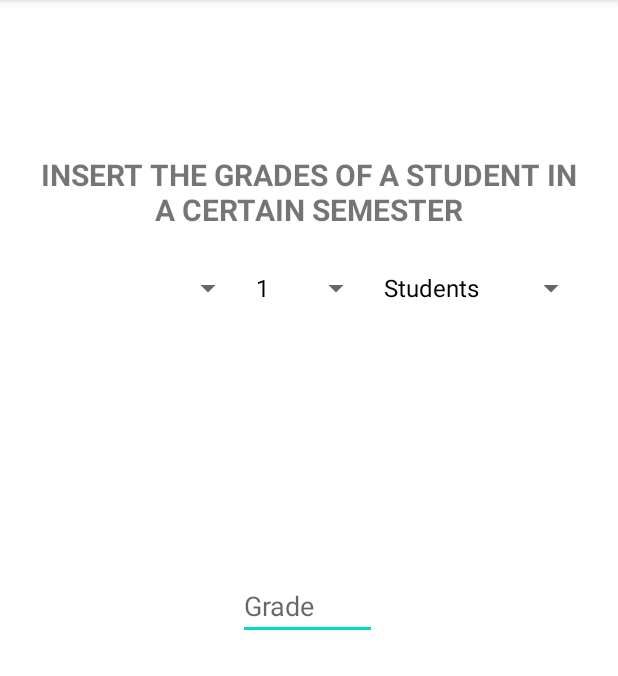
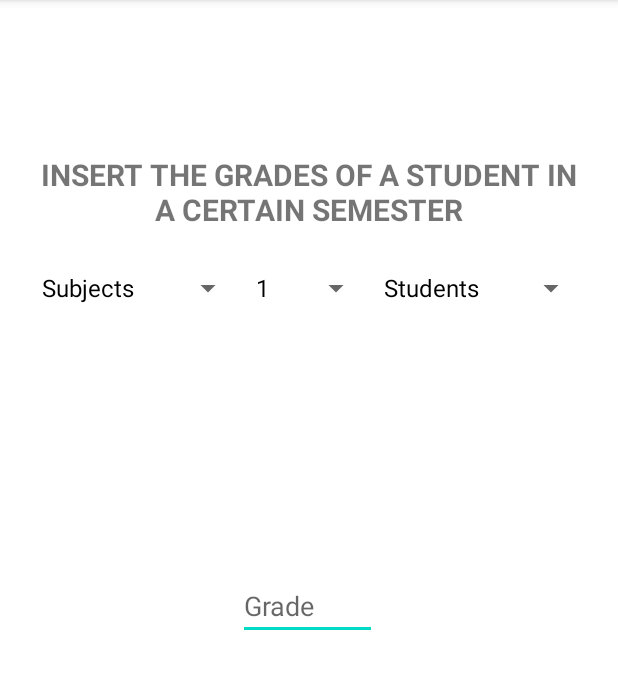
Before and after one commit to sy4172/Ex121, an Android app: the gradesActivity screen opened directly, with no data from a screen before it, on a phone screen of 412 x 824 dp, the part 84-760 px from its top. Run offline under Robolectric (Android 15) with nearby library versions, the phone set to English and light mode, and no system bars.

Commit message:
More effective - fixing errors

```diff
--- a/app/src/main/java/com/example/ex121/gradesActivity.java
+++ b/app/src/main/java/com/example/ex121/gradesActivity.java
@@ -66,6 +66,8 @@ public class gradesActivity extends AppCompatActivity implements AdapterView.OnI
         subjectsSpin.setOnItemSelectedListener(this);
 
         studentsList.add("Students");
+        subjectsList.add("Subjects");
+        selectedSubject = "Subjects";
 
         // Getting all the 'active' students from the SQLite DataBase to an arrayList
         String[] columns = {Students.STUDENT_NAME};
```
